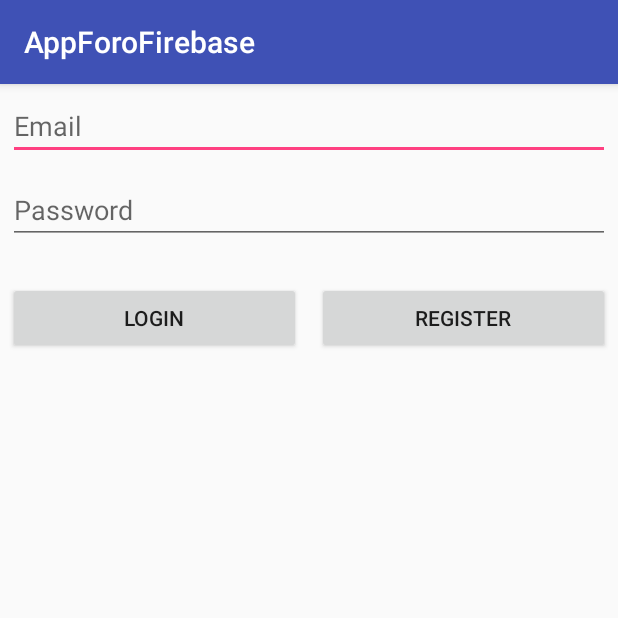
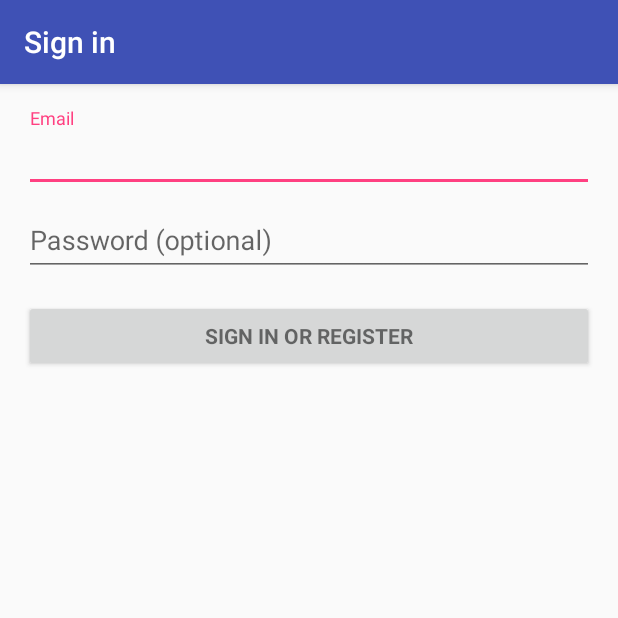
Before and after one commit to Melocoton/AppForoFirebase, an Android app: the screen it shows after launch (MainActivity before the commit, LoginActivity after it), on a phone screen of 412 x 824 dp, the top half of it. Run offline under Robolectric (Android 15) with nearby library versions, the phone set to English and light mode, and no system bars; 2 statements that could not run were skipped.

Commit message:
Added LoginActivity

```diff
--- a/app/build.gradle
+++ b/app/build.gradle
@@ -29,6 +29,7 @@ dependencies {
     implementation 'com.android.support:design:27.1.0'
     implementation 'com.google.firebase:firebase-auth:11.0.4'
     implementation 'com.android.support.constraint:constraint-layout:1.0.2'
+    implementation 'com.google.firebase:firebase-database:11.0.4'
     testImplementation 'junit:junit:4.12'
     androidTestImplementation 'com.android.support.test:runner:1.0.1'
     androidTestImplementation 'com.android.support.test.espresso:espresso-core:3.0.1'
@@ -39,4 +40,5 @@ dependencies {
 
 
 
+
 apply plugin: 'com.google.gms.google-services'
--- /dev/null
+++ b/app/src/main/java/com/example/oscar/appforofirebase/Activity/LoginActivity.kt
@@ -0,0 +1,296 @@
+package com.example.oscar.appforofirebase.Activity
+
+import android.animation.Animator
+import android.animation.AnimatorListenerAdapter
+import android.annotation.TargetApi
+import android.content.pm.PackageManager
+import android.support.design.widget.Snackbar
+import android.support.v7.app.AppCompatActivity
+import android.app.LoaderManager.LoaderCallbacks
+import android.content.CursorLoader
+import android.content.Loader
+import android.database.Cursor
+import android.net.Uri
+import android.os.AsyncTask
+import android.os.Build
+import android.os.Bundle
+import android.provider.ContactsContract
+import android.text.TextUtils
+import android.view.View
+import android.view.inputmethod.EditorInfo
+import android.widget.ArrayAdapter
+import android.widget.TextView
+
+import java.util.ArrayList
+import android.Manifest.permission.READ_CONTACTS
+import com.example.oscar.appforofirebase.R
+
+import kotlinx.android.synthetic.main.activity_login.*
+
+/**
+ * A login screen that offers login via email/password.
+ */
+class LoginActivity : AppCompatActivity(), LoaderCallbacks<Cursor> {
+    /**
+     * Keep track of the login task to ensure we can cancel it if requested.
+     */
+    private var mAuthTask: UserLoginTask? = null
+
+    override fun onCreate(savedInstanceState: Bundle?) {
+        super.onCreate(savedInstanceState)
+        setContentView(R.layout.activity_login)
+        // Set up the login form.
+        populateAutoComplete()
+        password.setOnEditorActionListener(TextView.OnEditorActionListener { _, id, _ ->
+            if (id == EditorInfo.IME_ACTION_DONE || id == EditorInfo.IME_NULL) {
+                attemptLogin()
+                return@OnEditorActionListener true
+            }
+            false
+        })
+
+        email_sign_in_button.setOnClickListener { attemptLogin() }
+    }
+
+    private fun populateAutoComplete() {
+        if (!mayRequestContacts()) {
+            return
+        }
+
+        loaderManager.initLoader(0, null, this)
+    }
+
+    private fun mayRequestContacts(): Boolean {
+        if (Build.VERSION.SDK_INT < Build.VERSION_CODES.M) {
+            return true
+        }
+        if (checkSelfPermission(READ_CONTACTS) == PackageManager.PERMISSION_GRANTED) {
+            return true
+        }
+        if (shouldShowRequestPermissionRationale(READ_CONTACTS)) {
+            Snackbar.make(email, R.string.permission_rationale, Snackbar.LENGTH_INDEFINITE)
+                    .setAction(android.R.string.ok,
+                            { requestPermissions(arrayOf(READ_CONTACTS), REQUEST_READ_CONTACTS) })
+        } else {
+            requestPermissions(arrayOf(READ_CONTACTS), REQUEST_READ_CONTACTS)
+        }
+        return false
+    }
+
+    /**
+     * Callback received when a permissions request has been completed.
+     */
+    override fun onRequestPermissionsResult(requestCode: Int, permissions: Array<String>,
+                                            grantResults: IntArray) {
+        if (requestCode == REQUEST_READ_CONTACTS) {
+            if (grantResults.size == 1 && grantResults[0] == PackageManager.PERMISSION_GRANTED) {
+                populateAutoComplete()
+            }
+        }
+    }
+
+
+    /**
+     * Attempts to sign in or register the account specified by the login form.
+     * If there are form errors (invalid email, missing fields, etc.), the
+     * errors are presented and no actual login attempt is made.
+     */
+    private fun attemptLogin() {
+        if (mAuthTask != null) {
+            return
+        }
+
+        // Reset errors.
+        email.error = null
+        password.error = null
+
+        // Store values at the time of the login attempt.
+        val emailStr = email.text.toString()
+        val passwordStr = password.text.toString()
+
+        var cancel = false
+        var focusView: View? = null
+
+        // Check for a valid password, if the user entered one.
+        if (!TextUtils.isEmpty(passwordStr) && !isPasswordValid(passwordStr)) {
+            password.error = getString(R.string.error_invalid_password)
+            focusView = password
+            cancel = true
+        }
+
+        // Check for a valid email address.
+        if (TextUtils.isEmpty(emailStr)) {
+            email.error = getString(R.string.error_field_required)
+            focusView = email
+            cancel = true
+        } else if (!isEmailValid(emailStr)) {
+            email.error = getString(R.string.error_invalid_email)
+            focusView = email
+            cancel = true
+        }
+
+        if (cancel) {
+            // There was an error; don't attempt login and focus the first
+            // form field with an error.
+            focusView?.requestFocus()
+        } else {
+            // Show a progress spinner, and kick off a background task to
+            // perform the user login attempt.
+            showProgress(true)
+            mAuthTask = UserLoginTask(emailStr, passwordStr)
+            mAuthTask!!.execute(null as Void?)
+        }
+    }
+
+    private fun isEmailValid(email: String): Boolean {
+        //TODO: Replace this with your own logic
+        return email.contains("@")
+    }
+
+    private fun isPasswordValid(password: String): Boolean {
+        //TODO: Replace this with your own logic
+        return password.length > 4
+    }
+
+    /**
+     * Shows the progress UI and hides the login form.
+     */
+    @TargetApi(Build.VERSION_CODES.HONEYCOMB_MR2)
+    private fun showProgress(show: Boolean) {
+        // On Honeycomb MR2 we have the ViewPropertyAnimator APIs, which allow
+        // for very easy animations. If available, use these APIs to fade-in
+        // the progress spinner.
+        if (Build.VERSION.SDK_INT >= Build.VERSION_CODES.HONEYCOMB_MR2) {
+            val shortAnimTime = resources.getInteger(android.R.integer.config_shortAnimTime).toLong()
+
+            login_form.visibility = if (show) View.GONE else View.VISIBLE
+            login_form.animate()
+                    .setDuration(shortAnimTime)
+                    .alpha((if (show) 0 else 1).toFloat())
+                    .setListener(object : AnimatorListenerAdapter() {
+                        override fun onAnimationEnd(animation: Animator) {
+                            login_form.visibility = if (show) View.GONE else View.VISIBLE
+                        }
+                    })
+
+            login_progress.visibility = if (show) View.VISIBLE else View.GONE
+            login_progress.animate()
+                    .setDuration(shortAnimTime)
+                    .alpha((if (show) 1 else 0).toFloat())
+                    .setListener(object : AnimatorListenerAdapter() {
+                        override fun onAnimationEnd(animation: Animator) {
+                            login_progress.visibility = if (show) View.VISIBLE else View.GONE
+                        }
+                    })
+        } else {
+            // The ViewPropertyAnimator APIs are not available, so simply show
+            // and hide the relevant UI components.
+            login_progress.visibility = if (show) View.VISIBLE else View.GONE
+            login_form.visibility = if (show) View.GONE else View.VISIBLE
+        }
+    }
+
+    override fun onCreateLoader(i: Int, bundle: Bundle?): Loader<Cursor> {
+        return CursorLoader(this,
+                // Retrieve data rows for the device user's 'profile' contact.
+                Uri.withAppendedPath(ContactsContract.Profile.CONTENT_URI,
+                        ContactsContract.Contacts.Data.CONTENT_DIRECTORY), ProfileQuery.PROJECTION,
+
+                // Select only email addresses.
+                ContactsContract.Contacts.Data.MIMETYPE + " = ?", arrayOf(ContactsContract.CommonDataKinds.Email
+                .CONTENT_ITEM_TYPE),
+
+                // Show primary email addresses first. Note that there won't be
+                // a primary email address if the user hasn't specified one.
+                ContactsContract.Contacts.Data.IS_PRIMARY + " DESC")
+    }
+
+    override fun onLoadFinished(cursorLoader: Loader<Cursor>, cursor: Cursor) {
+        val emails = ArrayList<String>()
+        cursor.moveToFirst()
+        while (!cursor.isAfterLast) {
+            emails.add(cursor.getString(ProfileQuery.ADDRESS))
+            cursor.moveToNext()
+        }
+
+        addEmailsToAutoComplete(emails)
+    }
+
+    override fun onLoaderReset(cursorLoader: Loader<Cursor>) {
+
+    }
+
+    private fun addEmailsToAutoComplete(emailAddressCollection: List<String>) {
+        //Create adapter to tell the AutoCompleteTextView what to show in its dropdown list.
+        val adapter = ArrayAdapter(this@LoginActivity,
+                android.R.layout.simple_dropdown_item_1line, emailAddressCollection)
+
+        email.setAdapter(adapter)
+    }
+
+    object ProfileQuery {
+        val PROJECTION = arrayOf(
+                ContactsContract.CommonDataKinds.Email.ADDRESS,
+                ContactsContract.CommonDataKinds.Email.IS_PRIMARY)
+        val ADDRESS = 0
+        val IS_PRIMARY = 1
+    }
+
+    /**
+     * Represents an asynchronous login/registration task used to authenticate
+     * the user.
+     */
+    inner class UserLoginTask internal constructor(private val mEmail: String, private val mPassword: String) : AsyncTask<Void, Void, Boolean>() {
+
+        override fun doInBackground(vararg params: Void): Boolean? {
+            // TODO: attempt authentication against a network service.
+
+            try {
+                // Simulate network access.
+                Thread.sleep(2000)
+            } catch (e: InterruptedException) {
+                return false
+            }
+
+            return DUMMY_CREDENTIALS
+                    .map { it.split(":") }
+                    .firstOrNull { it[0] == mEmail }
+                    ?.let {
+                        // Account exists, return true if the password matches.
+                        it[1] == mPassword
+                    }
+                    ?: true
+        }
+
+        override fun onPostExecute(success: Boolean?) {
+            mAuthTask = null
+            showProgress(false)
+
+            if (success!!) {
+                finish()
+            } else {
+                password.error = getString(R.string.error_incorrect_password)
+                password.requestFocus()
+            }
+        }
+
+        override fun onCancelled() {
+            mAuthTask = null
+            showProgress(false)
+        }
+    }
+
+    companion object {
+
+        /**
+         * Id to identity READ_CONTACTS permission request.
+         */
+        private val REQUEST_READ_CONTACTS = 0
+
+        /**
+         * A dummy authentication store containing known user names and passwords.
+         * TODO: remove after connecting to a real authentication system.
+         */
+        private val DUMMY_CREDENTIALS = arrayOf("foo@example.com:hello", "bar@example.com:world")
+    }
+}
--- a/app/src/main/java/com/example/oscar/appforofirebase/PostActivity.kt
+++ b/app/src/main/java/com/example/oscar/appforofirebase/Activity/PostActivity.kt
@@ -1,4 +1,4 @@
-package com.example.oscar.appforofirebase
+package com.example.oscar.appforofirebase.Activity
 
 import android.os.Bundle
 import android.support.design.widget.Snackbar
@@ -8,6 +8,7 @@ import android.support.v7.app.ActionBarDrawerToggle
 import android.support.v7.app.AppCompatActivity
 import android.view.Menu
 import android.view.MenuItem
+import com.example.oscar.appforofirebase.R
 import kotlinx.android.synthetic.main.activity_post2.*
 import kotlinx.android.synthetic.main.app_bar_post.*
 
--- /dev/null
+++ b/app/src/main/res/layout/activity_login.xml
@@ -0,0 +1,77 @@
+<LinearLayout xmlns:android="http://schemas.android.com/apk/res/android"
+    xmlns:tools="http://schemas.android.com/tools"
+    android:layout_width="match_parent"
+    android:layout_height="match_parent"
+    android:gravity="center_horizontal"
+    android:orientation="vertical"
+    android:paddingBottom="@dimen/activity_vertical_margin"
+    android:paddingLeft="@dimen/activity_horizontal_margin"
+    android:paddingRight="@dimen/activity_horizontal_margin"
+    android:paddingTop="@dimen/activity_vertical_margin"
+    tools:context="com.example.oscar.appforofirebase.Activity.LoginActivity">
+
+    <!-- Login progress -->
+    <ProgressBar
+        android:id="@+id/login_progress"
+        style="?android:attr/progressBarStyleLarge"
+        android:layout_width="wrap_content"
+        android:layout_height="wrap_content"
+        android:layout_marginBottom="8dp"
+        android:visibility="gone" />
+
+    <ScrollView
+        android:id="@+id/login_form"
+        android:layout_width="match_parent"
+        android:layout_height="match_parent">
+
+        <LinearLayout
+            android:id="@+id/email_login_form"
+            android:layout_width="match_parent"
+            android:layout_height="wrap_content"
+            android:orientation="vertical">
+
+            <android.support.design.widget.TextInputLayout
+                android:layout_width="match_parent"
+                android:layout_height="wrap_content">
+
+                <AutoCompleteTextView
+                    android:id="@+id/email"
+                    android:layout_width="match_parent"
+                    android:layout_height="wrap_content"
+                    android:hint="@string/prompt_email"
+                    android:inputType="textEmailAddress"
+                    android:maxLines="1"
+                    android:singleLine="true" />
+
+            </android.support.design.widget.TextInputLayout>
+
+            <android.support.design.widget.TextInputLayout
+                android:layout_width="match_parent"
+                android:layout_height="wrap_content">
+
+                <EditText
+                    android:id="@+id/password"
+                    android:layout_width="match_parent"
+                    android:layout_height="wrap_content"
+                    android:hint="@string/prompt_password"
+                    android:imeActionId="6"
+                    android:imeActionLabel="@string/action_sign_in_short"
+                    android:imeOptions="actionUnspecified"
+                    android:inputType="textPassword"
+                    android:maxLines="1"
+                    android:singleLine="true" />
+
+            </android.support.design.widget.TextInputLayout>
+
+            <Button
+                android:id="@+id/email_sign_in_button"
+                style="?android:textAppearanceSmall"
+                android:layout_width="match_parent"
+                android:layout_height="wrap_content"
+                android:layout_marginTop="16dp"
+                android:text="@string/action_sign_in"
+                android:textStyle="bold" />
+
+        </LinearLayout>
+    </ScrollView>
+</LinearLayout>
--- a/app/src/main/res/layout/activity_main.xml
+++ b/app/src/main/res/layout/activity_main.xml
@@ -4,7 +4,7 @@
     xmlns:tools="http://schemas.android.com/tools"
     android:layout_width="match_parent"
     android:layout_height="match_parent"
-    tools:context="com.example.oscar.appforofirebase.MainActivity"
+    tools:context="com.example.oscar.appforofirebase.Activity.MainActivity"
     android:orientation="vertical">
 
     <EditText
--- a/app/src/main/res/layout/app_bar_post.xml
+++ b/app/src/main/res/layout/app_bar_post.xml
@@ -4,7 +4,7 @@
     xmlns:tools="http://schemas.android.com/tools"
     android:layout_width="match_parent"
     android:layout_height="match_parent"
-    tools:context="com.example.oscar.appforofirebase.PostActivity">
+    tools:context="com.example.oscar.appforofirebase.Activity.PostActivity">
 
     <android.support.design.widget.AppBarLayout
         android:layout_width="match_parent"
--- a/app/src/main/res/layout/content_post2.xml
+++ b/app/src/main/res/layout/content_post2.xml
@@ -5,7 +5,7 @@
     android:layout_width="match_parent"
     android:layout_height="match_parent"
     app:layout_behavior="@string/appbar_scrolling_view_behavior"
-    tools:context="com.example.oscar.appforofirebase.PostActivity"
+    tools:context="com.example.oscar.appforofirebase.Activity.PostActivity"
     tools:showIn="@layout/app_bar_post">
 
 </android.support.constraint.ConstraintLayout>
--- a/app/src/main/res/values/strings.xml
+++ b/app/src/main/res/values/strings.xml
@@ -21,4 +21,5 @@
     <string name="navigation_drawer_close">Close navigation drawer</string>
 
     <string name="action_settings">Settings</string>
+    <string name="title_activity_login">Sign in</string>
 </resources>
```
Also changed, not shown: app/src/main/AndroidManifest.xml (+12 -5 lines), app/src/main/java/com/example/oscar/appforofirebase/Activity/MainActivity.kt (renamed from app/src/main/java/com/example/oscar/appforofirebase/MainActivity.kt, +2 -6 lines).
